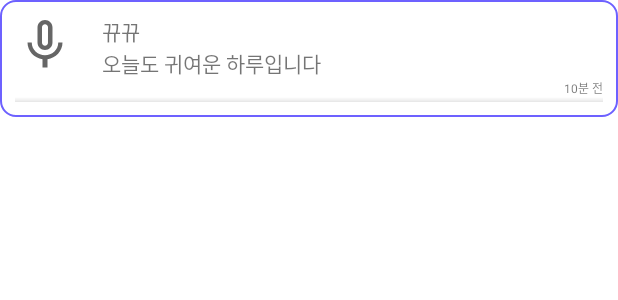
After one commit to 55soup/HeyDude, an Android app: the layout item_record_recyclerview.xml on its own in the app's theme, with its tools: preview values and no code run, on a phone screen of 412 x 824 dp. The commit adds this screen. Shown: the top 300 px of the screen. Run offline under Robolectric (Android 15) with nearby library versions, the phone set to English and light mode, and no system bars.

Commit message:
recyclerview item 추가

```diff
--- a/app/src/main/java/com/mirim/hey_dude/FriendItem.java
+++ b/app/src/main/java/com/mirim/hey_dude/friendRecyclerView/FriendItem.java
@@ -1,11 +1,11 @@
-package com.mirim.hey_dude;
+package com.mirim.hey_dude.friendRecyclerView;
 
 public class FriendItem {
     String name;
     String today;
     String resourceId;
 
-    public FriendItem() {
+    public FriendItem(String name, String today, String resourceId) {
         this.name = name;
         this.today = today;
         this.resourceId = resourceId;
--- a/app/src/main/java/com/mirim/hey_dude/MyRecyclerAdapter.java
+++ b/app/src/main/java/com/mirim/hey_dude/friendRecyclerView/MyRecyclerAdapter.java
@@ -1,4 +1,4 @@
-package com.mirim.hey_dude;
+package com.mirim.hey_dude.friendRecyclerView;
 
 import android.content.Context;
 import android.view.LayoutInflater;
@@ -46,7 +46,7 @@ public class MyRecyclerAdapter extends RecyclerView.Adapter<MyRecyclerAdapter.Vi
     public ViewHolder onCreateViewHolder(@NonNull ViewGroup parent, int viewType) {
         Context context = parent.getContext();
         LayoutInflater inflater = (LayoutInflater) context.getSystemService(Context.LAYOUT_INFLATER_SERVICE);
-        View view = inflater.inflate(R.layout.item_recyclerview, parent, false);
+        View view = inflater.inflate(R.layout.item_friends_recyclerview, parent, false);
         MyRecyclerAdapter.ViewHolder vh = new MyRecyclerAdapter.ViewHolder(view);
         return vh;
     }
--- a/app/src/main/res/layout/activity_fragment3.xml
+++ b/app/src/main/res/layout/activity_fragment3.xml
@@ -7,4 +7,7 @@
     android:orientation="vertical"
     tools:context="com.mirim.hey_dude.Fragment3">
 
+   <androidx.recyclerview.widget.RecyclerView
+       android:layout_width="match_parent"
+       android:layout_height="match_parent"/>
 </LinearLayout>
--- a/app/src/main/res/layout/activity_main2.xml
+++ b/app/src/main/res/layout/activity_main2.xml
@@ -9,7 +9,7 @@
         android:layout_width="match_parent"
         android:layout_height="match_parent"
         android:orientation="vertical">
-       <SearchView
+       <androidx.appcompat.widget.SearchView
            android:id="@+id/search_view"
            android:layout_width="match_parent"
            android:layout_height="wrap_content"
--- /dev/null
+++ b/app/src/main/res/layout/item_record_recyclerview.xml
@@ -0,0 +1,41 @@
+<?xml version="1.0" encoding="utf-8"?>
+<LinearLayout xmlns:android="http://schemas.android.com/apk/res/android"
+    android:layout_width="match_parent"
+    android:layout_height="wrap_content"
+    android:orientation="vertical"
+    android:padding="10dp"
+    android:background="@drawable/radius">
+
+    <GridLayout
+        android:layout_width="match_parent"
+        android:layout_height="wrap_content"
+        android:columnCount="2" android:rowCount="3" >
+        <ImageView
+            android:id="@+id/profile"
+            android:src="@drawable/ic_baseline_mic_none_24"
+            android:layout_width="40dp"
+            android:layout_height="40dp"
+            android:layout_rowSpan="2"/>
+        <TextView
+            android:id="@+id/txt_alarm_time"
+            android:text="뀨뀨"
+            android:layout_marginLeft="18dp"/>
+        <TextView
+            android:id="@+id/txt_ment"
+            android:text="오늘도 귀여운 하루입니다"
+            android:layout_marginLeft="18dp"/>
+
+        <TextView
+            android:id="@+id/txt_mess_time"
+            android:text="10분 전"
+            android:textSize="8sp"
+            android:layout_columnSpan="2"
+            android:layout_gravity="right" />
+    </GridLayout>
+    <View
+        android:id="@+id/shadow"
+        android:layout_width="fill_parent"
+        android:layout_height="3dp"
+        android:background="@drawable/shadow_item">
+    </View>
+</LinearLayout>
```
Also changed, not shown: app/src/main/res/layout/item_friends_recyclerview.xml (renamed from app/src/main/res/layout/item_recyclerview.xml).
